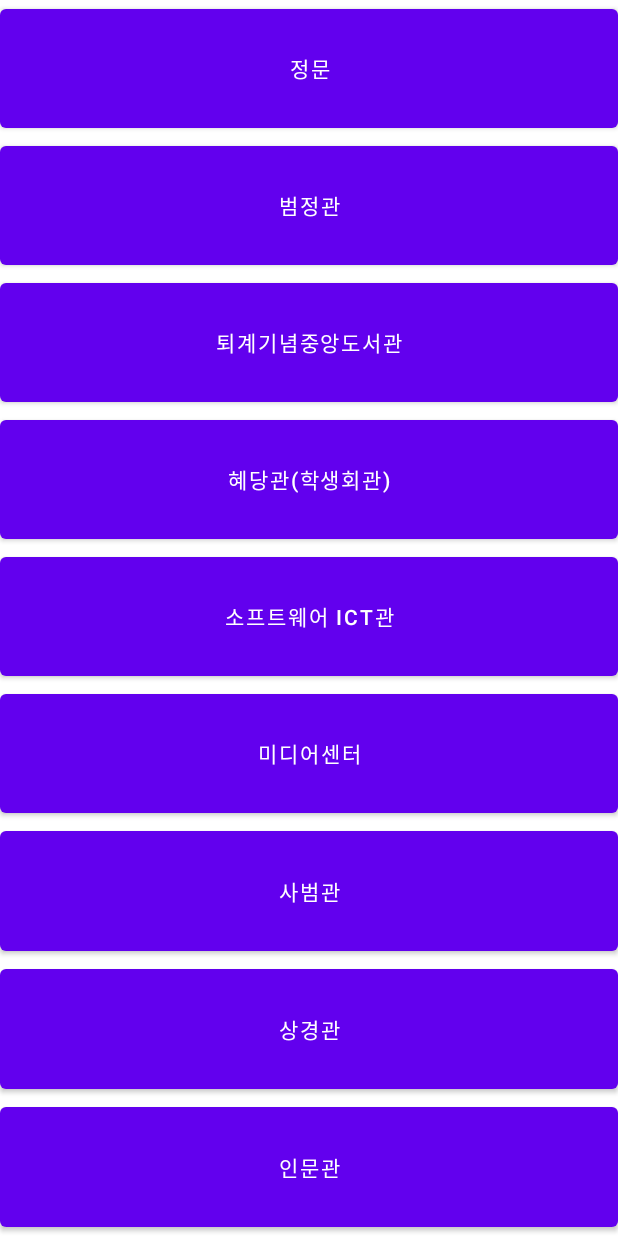
After one commit to 115dkk/capstone_dankook_map, an Android app: the layout activity_building.xml on its own in the app's theme, with its tools: preview values and no code run, on a phone screen of 412 x 824 dp. The commit adds this screen. Run offline under Robolectric (Android 15) with nearby library versions, the phone set to English and light mode, and no system bars.

Commit message:
1. 맵 추가 2. 버튼 추가 3. 버튼과 연계한 리스트 추가하려 했으나 미완수

```diff
--- a/src/main/AndroidManifest.xml
+++ b/src/main/AndroidManifest.xml
@@ -27,8 +27,7 @@
         -->
         <meta-data
             android:name="com.google.android.geo.API_KEY"
-            android:value="YOUR_API_KEY" />
-
+            android:value="AIzaSyCs4vVCyzt4V6-7fsHKT7hIVcpjBmjdS7g" />
         <activity
             android:name=".SplashActivity"
             android:exported="true"
@@ -44,7 +43,6 @@
             android:label="@string/title_activity_maps">
             <intent-filter>
                 <action android:name="android.intent.action.MAIN" />
-
                 <category android:name="android.intent.category.LAUNCHER" />
             </intent-filter>
         </activity>
--- /dev/null
+++ b/src/main/res/layout/activity_building.xml
@@ -0,0 +1,62 @@
+<?xml version="1.0" encoding="utf-8"?>
+<LinearLayout xmlns:android="http://schemas.android.com/apk/res/android"
+    xmlns:app="http://schemas.android.com/apk/res-auto"
+    xmlns:tools="http://schemas.android.com/tools"
+    android:layout_width="match_parent"
+    android:layout_height="match_parent"
+    android:orientation="vertical">
+    <Button
+        android:id="@+id/door_front"
+        android:layout_width="match_parent"
+        android:layout_height="0dp"
+        android:layout_weight="1"
+        android:text="@string/door_front" />
+    <Button
+        android:id="@+id/HQ"
+        android:layout_width="match_parent"
+        android:layout_height="0dp"
+        android:layout_weight="1"
+        android:text="@string/HQ" />
+    <Button
+        android:id="@+id/Library"
+        android:layout_width="match_parent"
+        android:layout_height="0dp"
+        android:layout_weight="1"
+        android:text="@string/Library" />
+    <Button
+        android:id="@+id/student_HQ"
+        android:layout_width="match_parent"
+        android:layout_height="0dp"
+        android:layout_weight="1"
+        android:text="@string/student_HQ" />
+    <Button
+        android:id="@+id/software"
+        android:layout_width="match_parent"
+        android:layout_height="0dp"
+        android:layout_weight="1"
+        android:text="@string/software" />
+    <Button
+        android:id="@+id/media"
+        android:layout_width="match_parent"
+        android:layout_height="0dp"
+        android:layout_weight="1"
+        android:text="@string/media" />
+    <Button
+        android:id="@+id/teacher"
+        android:layout_width="match_parent"
+        android:layout_height="0dp"
+        android:layout_weight="1"
+        android:text="@string/teacher" />
+    <Button
+        android:id="@+id/business"
+        android:layout_width="match_parent"
+        android:layout_height="0dp"
+        android:layout_weight="1"
+        android:text="@string/business" />
+    <Button
+        android:id="@+id/humanities"
+        android:layout_width="match_parent"
+        android:layout_height="0dp"
+        android:layout_weight="1"
+        android:text="@string/humanities" />
+</LinearLayout>
--- a/src/main/res/layout/activity_maps.xml
+++ b/src/main/res/layout/activity_maps.xml
@@ -1,9 +1,11 @@
 <?xml version="1.0" encoding="utf-8"?>
-<fragment xmlns:android="http://schemas.android.com/apk/res/android"
+<androidx.fragment.app.FragmentContainerView xmlns:android="http://schemas.android.com/apk/res/android"
     xmlns:map="http://schemas.android.com/apk/res-auto"
     xmlns:tools="http://schemas.android.com/tools"
     android:id="@+id/map"
     android:name="com.google.android.gms.maps.SupportMapFragment"
     android:layout_width="match_parent"
     android:layout_height="match_parent"
-    tools:context=".MapsActivity" />
+    android:visibility="visible"
+    tools:context=".MapsActivity"
+    />
--- a/src/main/res/values/strings.xml
+++ b/src/main/res/values/strings.xml
@@ -1,4 +1,18 @@
 <resources>
     <string name="app_name">capstone_dankook_map</string>
     <string name="title_activity_maps">MapsActivity</string>
+    <string name="item3">item3</string>
+    <string name="item2_2">Item2_2</string>
+    <string name="item2_1">Item2_1</string>
+    <string name="search_road">길찾기</string>
+    <string name="dku_buildings">건물 목록</string>
+    <string name="door_front">정문</string>
+    <string name="HQ">범정관</string>
+    <string name="Library">퇴계기념중앙도서관</string>
+    <string name="student_HQ">혜당관(학생회관)</string>
+    <string name="software">소프트웨어 ICT관</string>
+    <string name="media">미디어센터</string>
+    <string name="teacher">사범관</string>
+    <string name="business">상경관</string>
+    <string name="humanities">인문관</string>
 </resources>
```
Also changed, not shown: build.gradle (+7 -4 lines), src/main/java/com/example/capstone_dankook_map/BuildingsActivity.kt (added, +19 -0 lines), src/main/java/com/example/capstone_dankook_map/MapsActivity.kt (+32 -9 lines), src/main/java/com/example/capstone_dankook_map/SplashActivity.kt (+16 -27 lines), src/main/res/menu/mainmenu.xml (added, +17 -0 lines).
